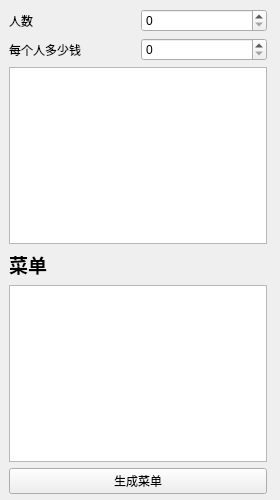
Above: Widget.ui from popobo/mealsFormulator before the change. Below: the same form after it.
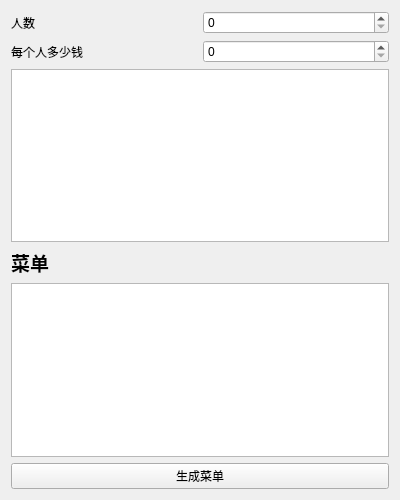
That is the form after the change.

Diff of the .ui file:
```diff
--- a/Widget.ui
+++ b/Widget.ui
@@ -6,22 +6,21 @@
    <rect>
     <x>0</x>
     <y>0</y>
-    <width>280</width>
+    <width>400</width>
     <height>500</height>
    </rect>
   </property>
+  <property name="minimumSize">
+   <size>
+    <width>400</width>
+    <height>500</height>
+   </size>
+  </property>
   <property name="windowTitle">
    <string>Widget</string>
   </property>
-  <widget class="QWidget" name="">
-   <property name="geometry">
-    <rect>
-     <x>9</x>
-     <y>9</y>
-     <width>258</width>
-     <height>485</height>
-    </rect>
-   </property>
+  <layout class="QHBoxLayout" name="horizontalLayout">
+   <item>
    <layout class="QVBoxLayout" name="totalLayout">
     <item>
      <layout class="QGridLayout" name="gridLayout">
@@ -78,7 +77,8 @@
      </widget>
     </item>
    </layout>
-  </widget>
+   </item>
+  </layout>
  </widget>
  <resources/>
  <connections/>
```
Lines whose indentation alone changed are shown as unchanged.
